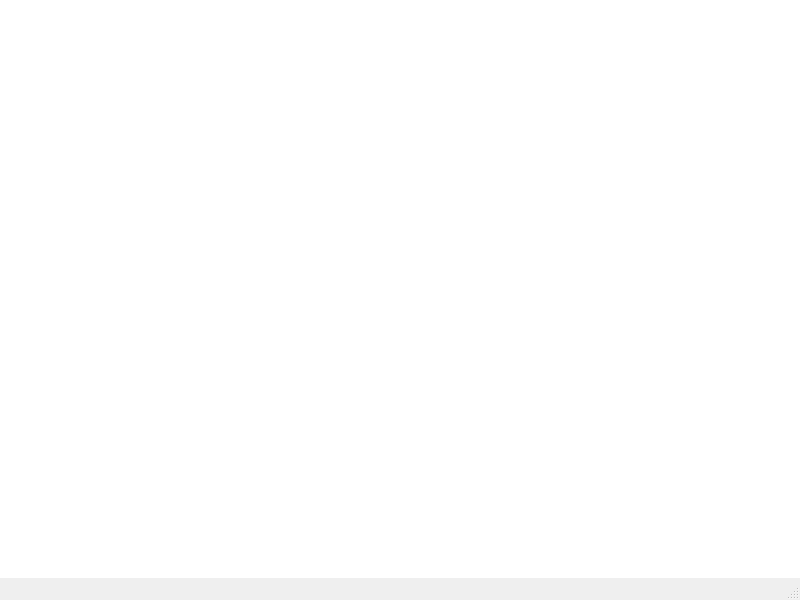
First picture: the form in gui_client/mainwindow.ui, repository cskab46/file_service, before the edit.
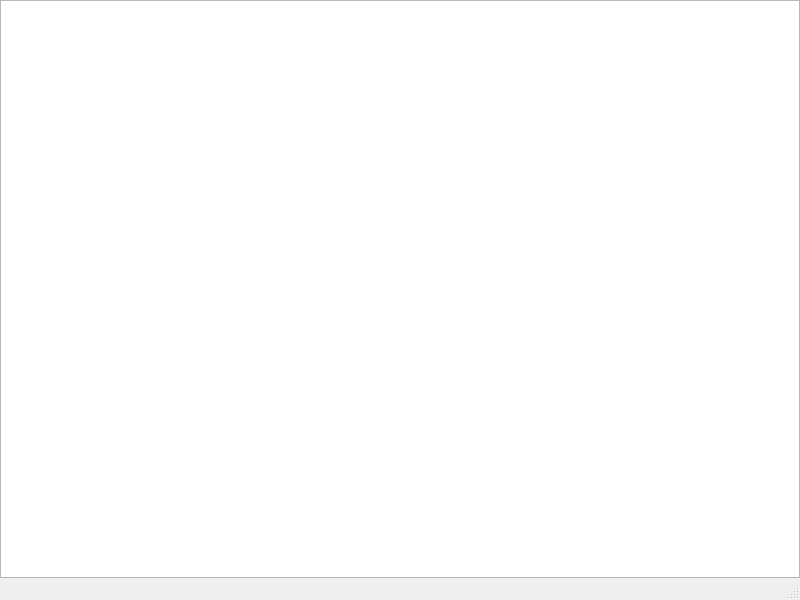
Second picture: the form after the edit.

```diff
--- a/gui_client/mainwindow.ui
+++ b/gui_client/mainwindow.ui
@@ -15,9 +15,9 @@
   </property>
   <widget class="QWidget" name="centralwidget">
    <property name="styleSheet">
-    <string notr="true">background-color: rgb(255, 255, 255);</string>
+    <string notr="true"/>
    </property>
-   <layout class="QVBoxLayout" name="verticalLayout">
+   <layout class="QHBoxLayout" name="horizontalLayout">
     <property name="spacing">
      <number>0</number>
     </property>
@@ -35,7 +35,48 @@
     </property>
     <item>
      <widget class="QStackedWidget" name="stackedWidget">
-      <widget class="QWidget" name="fileList"/>
+      <widget class="QWidget" name="firstPage">
+       <layout class="QVBoxLayout" name="verticalLayout">
+        <property name="spacing">
+         <number>0</number>
+        </property>
+        <property name="leftMargin">
+         <number>0</number>
+        </property>
+        <property name="topMargin">
+         <number>0</number>
+        </property>
+        <property name="rightMargin">
+         <number>0</number>
+        </property>
+        <property name="bottomMargin">
+         <number>0</number>
+        </property>
+        <item>
+         <widget class="QScrollArea" name="scrollArea">
+          <property name="widgetResizable">
+           <bool>true</bool>
+          </property>
+          <widget class="QWidget" name="fileList">
+           <property name="geometry">
+            <rect>
+             <x>0</x>
+             <y>0</y>
+             <width>798</width>
+             <height>543</height>
+            </rect>
+           </property>
+           <property name="accessibleName">
+            <string/>
+           </property>
+           <property name="styleSheet">
+            <string notr="true">QWidget#fileList {background-color: rgb(255, 255, 255);}</string>
+           </property>
+          </widget>
+         </widget>
+        </item>
+       </layout>
+      </widget>
       <widget class="QWidget" name="fileEditPage">
        <layout class="QVBoxLayout" name="verticalLayout_2">
         <property name="spacing">
```
